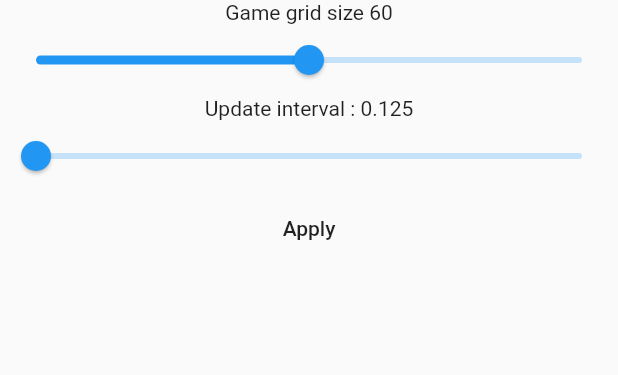
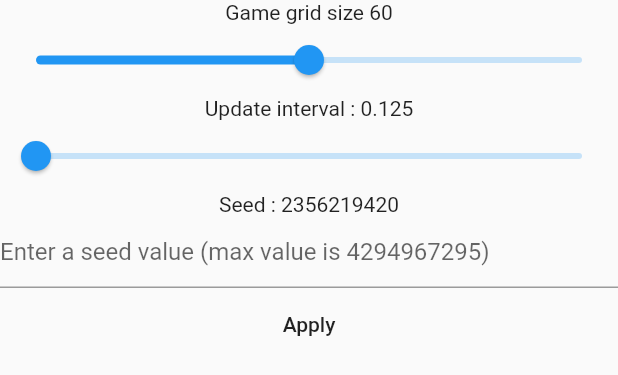
Before and after one commit to BattlefieldNoob/flutter_game_of_life, a Flutter app: the GameParamsWidget widget shown alone on an empty page, opened directly, after a tap on "Apply", on a phone screen of 412 x 824 dp. Shown: the top 375 px of the screen. Run offline on Flutter 3.47's test engine with Material 2 defaults, Android fonts, the light colour scheme and no system bars; our stand-ins replace flutter_hooks, flutter_riverpod, hooks_riverpod, riverpod_annotation; missing offline and left inert: flame; generated files the repository leaves out were written again.

Commit message:
Add editable seed value

```diff
--- a/lib/game_of_life.dart
+++ b/lib/game_of_life.dart
@@ -6,8 +6,8 @@ import 'package:flutter_game_of_life/models/grid.dart';
 class GameOfLife extends FlameGame with TapDetector {
   final Grid gameGrid;
 
-  GameOfLife(int gridSize, double updateInterval)
-      : gameGrid = Grid(gridSize, gridSize, updateInterval);
+  GameOfLife(int gridSize, double updateInterval, int seed)
+      : gameGrid = Grid(gridSize, gridSize, updateInterval, seed);
 
   @override
   Future<void> onLoad() async {
--- a/lib/models/game_params.dart
+++ b/lib/models/game_params.dart
@@ -1,6 +1,7 @@
 class GameParams {
   final int gridSize;
   final double updateInterval;
+  final int seed;
 
-  GameParams(this.gridSize, this.updateInterval);
+  GameParams(this.gridSize, this.updateInterval, this.seed);
 }
--- a/lib/models/grid.dart
+++ b/lib/models/grid.dart
@@ -14,8 +14,9 @@ class Grid {
 
   final List<Border> borderGrid;
 
-  Grid(this.height, this.width, this.blockUpdateInterval)
-      : blockGrid = _initializeGameGrid(width, height, blockUpdateInterval),
+  Grid(this.height, this.width, this.blockUpdateInterval, int seed)
+      : blockGrid =
+            _initializeGameGrid(width, height, blockUpdateInterval, seed),
         borderGrid = _initializeBorderGrid(width, height);
 
   //read block by grid position (x,y)
@@ -73,7 +74,9 @@ class Grid {
     int width,
     int height,
     double blockUpdateInterval,
+    int seed,
   ) {
+    final random = Random(seed);
     final blocksXOffset = 400 / width;
     final blocksYOffset = 400 / height;
     final grid = List.generate(
@@ -85,7 +88,7 @@ class Grid {
             ..position = Vector2(blocksXOffset + (x * blocksXOffset),
                 blocksYOffset + (y * blocksYOffset))
             ..size = Vector2(blocksXOffset, blocksYOffset)
-            ..setEnabled(Random().nextBool());
+            ..setEnabled(random.nextBool());
         },
       ),
     ).expand((e) => e).toList();
--- a/lib/widgets/game_params_widget.dart
+++ b/lib/widgets/game_params_widget.dart
@@ -1,3 +1,5 @@
+import 'dart:math';
+
 import 'package:flutter/material.dart';
 import 'package:flutter_game_of_life/models/game_params.dart';
 import 'package:flutter_hooks/flutter_hooks.dart';
@@ -8,16 +10,20 @@ part 'game_params_widget.g.dart';
 
 const defaultGridSize = 60;
 const defaultUpdateInterval = 0.125;
+// this max value is safe also for web
+const intMaxValue = 0xffffffff;
+
+final defaultSeed = Random().nextInt(intMaxValue);
 
 @riverpod
 class GameParamsNotifier extends _$GameParamsNotifier {
   @override
   GameParams build() {
-    return GameParams(defaultGridSize, defaultUpdateInterval);
+    return GameParams(defaultGridSize, defaultUpdateInterval, defaultSeed);
   }
 
-  void updateParams(int gridSize, double updateInterval) {
-    state = GameParams(gridSize, updateInterval);
+  void updateParams(int gridSize, double updateInterval, int seed) {
+    state = GameParams(gridSize, updateInterval, seed);
   }
 }
 
@@ -29,6 +35,7 @@ class GameParamsWidget extends HookConsumerWidget {
     // Add a column with controls for game grid size and update interval
     final gridSize = useState(defaultGridSize);
     final updateInterval = useState(defaultUpdateInterval);
+    final seed = useState(defaultSeed);
 
     return Material(
         child: Column(
@@ -47,10 +54,23 @@ class GameParamsWidget extends HookConsumerWidget {
           max: 2,
           onChanged: (value) => updateInterval.value = value,
         ),
+        Text('Seed : ${seed.value}'),
+        TextField(
+          keyboardType: TextInputType.number,
+          decoration: const InputDecoration(
+            hintText: 'Enter a seed value (max value is $intMaxValue)',
+          ),
+          onChanged: (value) {
+            final parsed = int.tryParse(value);
+            if (parsed != null && parsed <= intMaxValue) {
+              seed.value = parsed;
+            }
+          },
+        ),
         MaterialButton(
           onPressed: () => ref
               .read(gameParamsNotifierProvider.notifier)
-              .updateParams(gridSize.value, updateInterval.value),
+              .updateParams(gridSize.value, updateInterval.value, seed.value),
           child: const Text('Apply'),
         )
       ],
--- a/lib/widgets/game_provider_widget.dart
+++ b/lib/widgets/game_provider_widget.dart
@@ -10,7 +10,8 @@ part 'game_provider_widget.g.dart';
 @riverpod
 GameOfLife gameOfLife(GameOfLifeRef ref) {
   final gameParams = ref.watch(gameParamsNotifierProvider);
-  return GameOfLife(gameParams.gridSize, gameParams.updateInterval);
+  return GameOfLife(
+      gameParams.gridSize, gameParams.updateInterval, gameParams.seed);
 }
 
 class GameProviderWidget extends ConsumerWidget {
```
